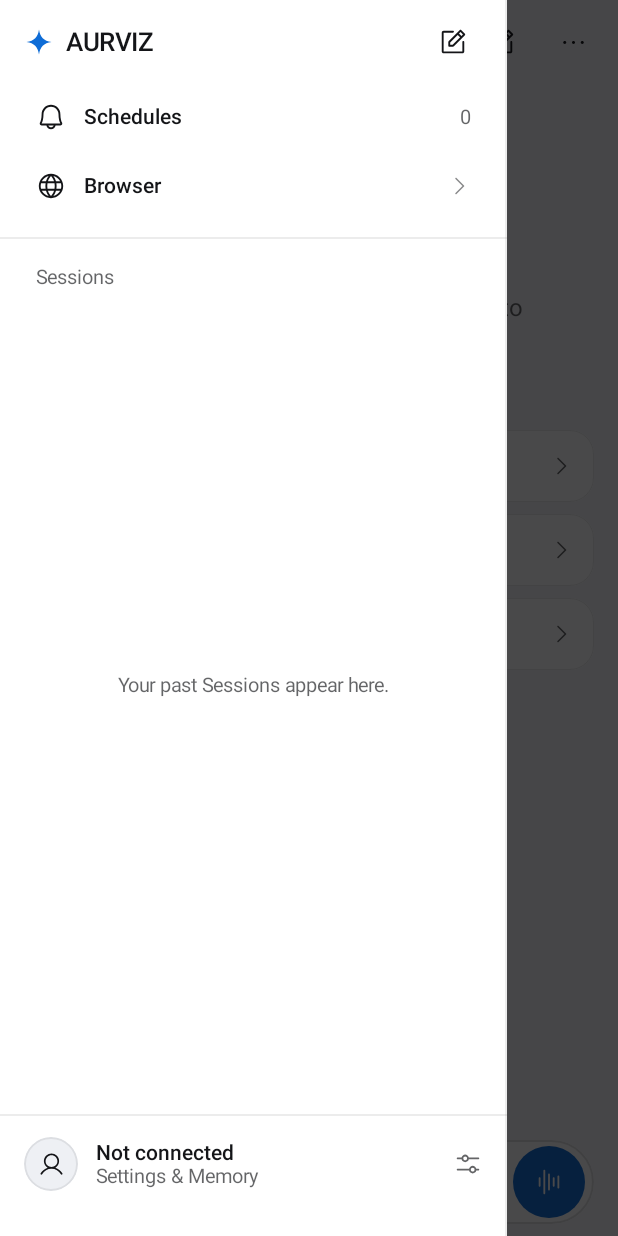
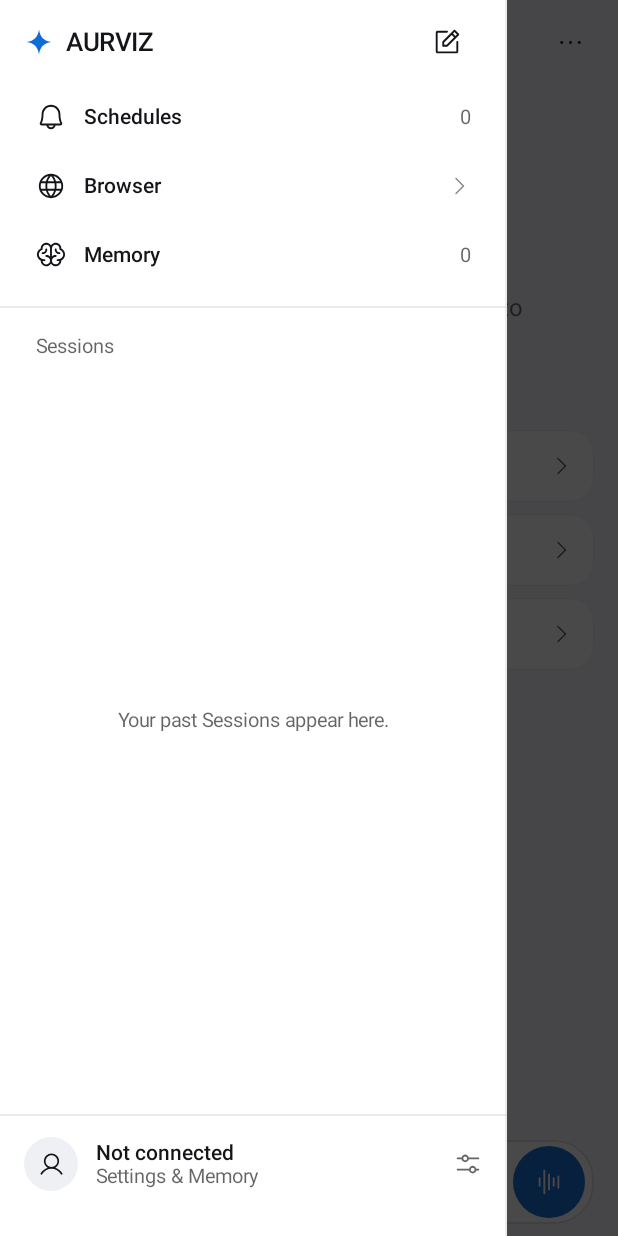
Before and after one commit to Harsh16gupta/AURVIZ, an Android app built with Jetpack Compose: the CommandScreen screen opened through its navigation route, after a tap on "Open menu", on a phone screen of 412 x 824 dp. Run offline under Robolectric (Android 15) with nearby library versions, the phone set to English and light mode, and no system bars; our stand-ins replace Room's generated code; 4 statements that could not run were skipped.

Commit message:
[T2] CommandScreen IME fix, centered ModelPill, connected Plan timeline, drawer pill & onboarding polish (#100)

```diff
--- a/app/src/main/java/com/aurviz/agent/ui/AgentNav.kt
+++ b/app/src/main/java/com/aurviz/agent/ui/AgentNav.kt
@@ -2,7 +2,6 @@ package com.aurviz.agent.ui
 
 import android.content.Intent
 import androidx.compose.foundation.background
-import androidx.compose.foundation.border
 import androidx.compose.foundation.clickable
 import androidx.compose.foundation.interaction.MutableInteractionSource
 import androidx.compose.foundation.layout.Arrangement
@@ -14,6 +13,7 @@ import androidx.compose.foundation.layout.fillMaxHeight
 import androidx.compose.foundation.layout.fillMaxSize
 import androidx.compose.foundation.layout.fillMaxWidth
 import androidx.compose.foundation.layout.height
+import androidx.compose.foundation.layout.heightIn
 import androidx.compose.foundation.layout.padding
 import androidx.compose.foundation.layout.size
 import androidx.compose.foundation.layout.width
@@ -53,6 +53,7 @@ import com.aurviz.agent.ui.sheets.EmailConfirmationSheet
 import com.aurviz.agent.ui.sheets.ForgetMemorySheet
 import com.aurviz.agent.ui.sheets.VoiceCommandSheet
 import com.aurviz.agent.ui.theme.Bell
+import com.aurviz.agent.ui.theme.Brain
 import com.aurviz.agent.ui.theme.CaretRight
 import com.aurviz.agent.ui.theme.Globe
 import com.aurviz.agent.ui.theme.Icons
@@ -217,7 +218,7 @@ fun AgentNav(
                 Text("AURVIZ", style = Theme.typography.title, color = Theme.colors.onSurface)
                 Spacer(Modifier.weight(1f))
                 Box(
-                    Modifier.size(40.dp).clip(Theme.shapes.fullyRounded).clickable(
+                    Modifier.size(48.dp).clip(Theme.shapes.fullyRounded).clickable(
                         onClick = {
                             vm.startNewSession()
                             drawerOpen = false
@@ -317,6 +318,37 @@ fun AgentNav(
                         tint = Theme.colors.inkTertiary,
                     )
                 }
+                // Row 3: Memory 44.dp.
+                Row(
+                    Modifier.fillMaxWidth().height(44.dp).clip(Theme.shapes.small).clickable(
+                        onClick = {
+                            drawerOpen = false
+                            navController.navigate(Dests.MEMORY)
+                        },
+                        interactionSource = remember { MutableInteractionSource() },
+                        indication = androidx.compose.foundation.LocalIndication.current,
+                    ).padding(horizontal = 12.dp),
+                    verticalAlignment = Alignment.CenterVertically,
+                ) {
+                    Icon(
+                        Icons.Brain,
+                        contentDescription = null,
+                        modifier = Modifier.size(20.dp),
+                        tint = Theme.colors.onSurface,
+                    )
+                    Spacer(Modifier.width(12.dp))
+                    Text(
+                        "Memory",
+                        style = Theme.typography.label,
+                        color = Theme.colors.onSurface,
+                        modifier = Modifier.weight(1f),
+                    )
+                    Text(
+                        "${state.memories.size}",
+                        style = Theme.typography.caption,
+                        color = Theme.colors.onBackgroundMuted,
+                    )
+                }
             }
             // Hairline Divider: 1.dp height, edge, 12.dp vertical padding.
             Box(Modifier.fillMaxWidth().padding(vertical = 12.dp)) {
@@ -414,7 +446,7 @@ fun AgentNav(
             // Bottom Pinned Profile / Settings Footer: 1.dp top divider, 64.dp height, 16.dp padding.
             Box(Modifier.fillMaxWidth().height(1.dp).background(Theme.colors.edge))
             Row(
-                Modifier.fillMaxWidth().height(64.dp).padding(horizontal = 16.dp).clickable(
+                Modifier.fillMaxWidth().heightIn(min = 64.dp).padding(horizontal = 16.dp, vertical = 10.dp).clickable(
                     onClick = {
                         drawerOpen = false
                         navController.navigate(Dests.SETTINGS)
@@ -425,8 +457,7 @@ fun AgentNav(
                 verticalAlignment = Alignment.CenterVertically,
             ) {
                 Box(
-                    Modifier.size(36.dp).clip(CircleShape).background(Theme.colors.surfaceVariant)
-                        .border(1.dp, Theme.colors.edge, CircleShape),
+                    Modifier.size(36.dp).clip(CircleShape).background(Theme.colors.surfaceVariant),
                     contentAlignment = Alignment.Center,
                 ) {
                     Icon(
@@ -515,14 +546,14 @@ private fun SessionRow(
     ) {
         Text(
             session.title,
-            style = Theme.typography.body,
-            color = Theme.colors.onSurface,
+            style = if (active) Theme.typography.label else Theme.typography.body,
+            color = if (active) Theme.colors.onSurface else Theme.colors.onBackgroundMuted,
             maxLines = 1,
             overflow = TextOverflow.Ellipsis,
             modifier = Modifier.weight(1f),
         )
         Box(
-            Modifier.size(32.dp).clickable(
+            Modifier.size(44.dp).clickable(
                 onClick = onDelete,
                 interactionSource = remember { MutableInteractionSource() },
                 indication = androidx.compose.foundation.LocalIndication.current,
--- a/app/src/main/java/com/aurviz/agent/ui/components/Composer.kt
+++ b/app/src/main/java/com/aurviz/agent/ui/components/Composer.kt
@@ -56,10 +56,10 @@ fun Composer(
     Row(
         modifier
             .fillMaxWidth()
-            .heightIn(min = 48.dp, max = 56.dp)
-            .clip(RoundedCornerShape(50))
+            .heightIn(min = 52.dp)
+            .clip(RoundedCornerShape(26.dp))
             .background(Theme.colors.composer)
-            .border(1.dp, Theme.colors.composerRing, RoundedCornerShape(50))
+            .border(1.dp, Theme.colors.composerRing, RoundedCornerShape(26.dp))
             .padding(horizontal = 6.dp, vertical = 4.dp),
         verticalAlignment = Alignment.CenterVertically,
         horizontalArrangement = Arrangement.spacedBy(Space),
--- a/app/src/main/java/com/aurviz/agent/ui/components/ModelPill.kt
+++ b/app/src/main/java/com/aurviz/agent/ui/components/ModelPill.kt
@@ -1,11 +1,13 @@
 package com.aurviz.agent.ui.components
 
+import androidx.compose.foundation.background
 import androidx.compose.foundation.clickable
 import androidx.compose.foundation.interaction.MutableInteractionSource
 import androidx.compose.foundation.layout.Arrangement
 import androidx.compose.foundation.layout.Box
 import androidx.compose.foundation.layout.PaddingValues
 import androidx.compose.foundation.layout.Row
+import androidx.compose.foundation.layout.heightIn
 import androidx.compose.foundation.layout.padding
 import androidx.compose.foundation.layout.size
 import androidx.compose.runtime.Composable
@@ -16,7 +18,6 @@ import androidx.compose.ui.draw.clip
 import androidx.compose.ui.unit.dp
 import com.aurviz.agent.ui.theme.CaretDown
 import com.aurviz.agent.ui.theme.Icons
-import com.aurviz.agent.ui.theme.Space
 import com.aurviz.agent.ui.theme.Theme
 
 @Composable
@@ -24,28 +25,26 @@ fun ModelPill(
     model: String,
     onClick: () -> Unit,
     modifier: Modifier = Modifier,
-    // Ticket #87: Set badge for the Command header pill ("Set"/"Not set").
-    // Null renders the human name alone (used for Auto).
     badge: String? = null,
 ) {
     Box(
         modifier
+            .heightIn(min = 36.dp)
             .clip(Theme.shapes.fullyRounded)
+            .background(Theme.colors.surfaceVariant)
             .clickable(
                 onClick = onClick,
                 interactionSource = remember { MutableInteractionSource() },
                 indication = androidx.compose.foundation.LocalIndication.current,
             )
-            .padding(PaddingValues(horizontal = Space * 3, vertical = Space * 1.5f)),
+            .padding(PaddingValues(horizontal = 14.dp, vertical = 8.dp)),
+        contentAlignment = Alignment.Center,
     ) {
         Row(
             verticalAlignment = Alignment.CenterVertically,
-            horizontalArrangement = Arrangement.spacedBy(Space),
+            horizontalArrangement = Arrangement.spacedBy(6.dp),
         ) {
             Text(model, style = Theme.typography.label, color = Theme.colors.onSurface)
-            if (badge != null) {
-                Text(badge, style = Theme.typography.caption, color = Theme.colors.onBackgroundMuted)
-            }
             Icon(
                 Icons.CaretDown,
                 contentDescription = null,
```
Also changed, not shown: app/src/main/java/com/aurviz/agent/ui/screens/CommandScreen.kt (+65 -25 lines), app/src/main/java/com/aurviz/agent/ui/screens/OnboardingScreen.kt (+25 -20 lines), 3 other files.
